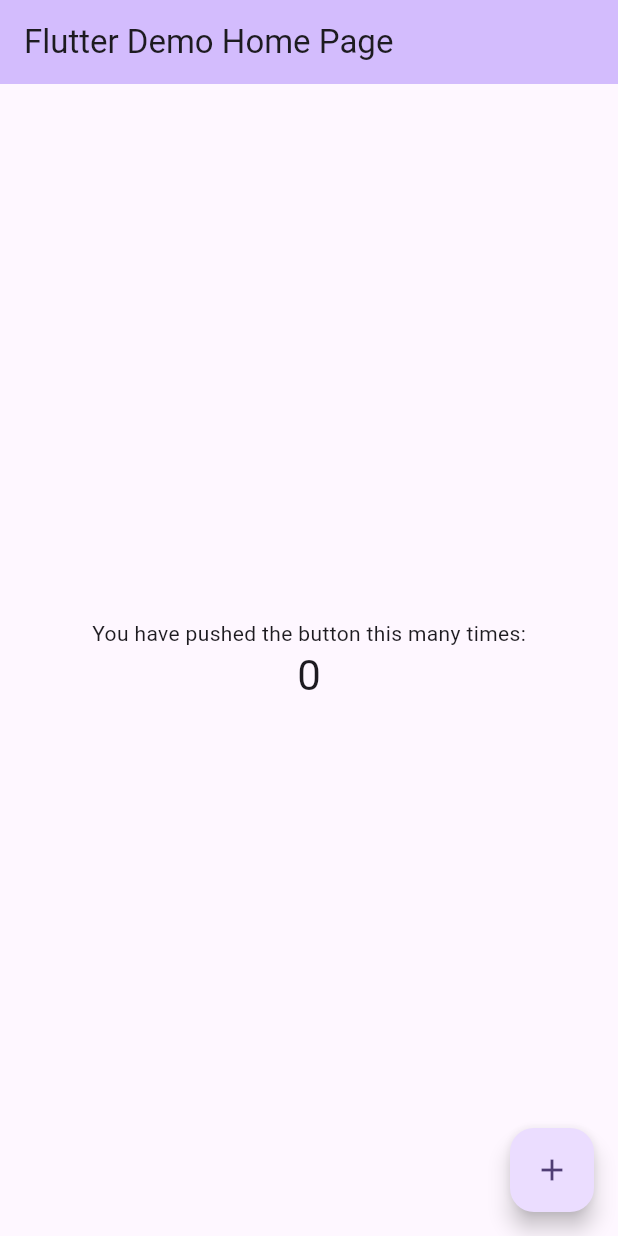
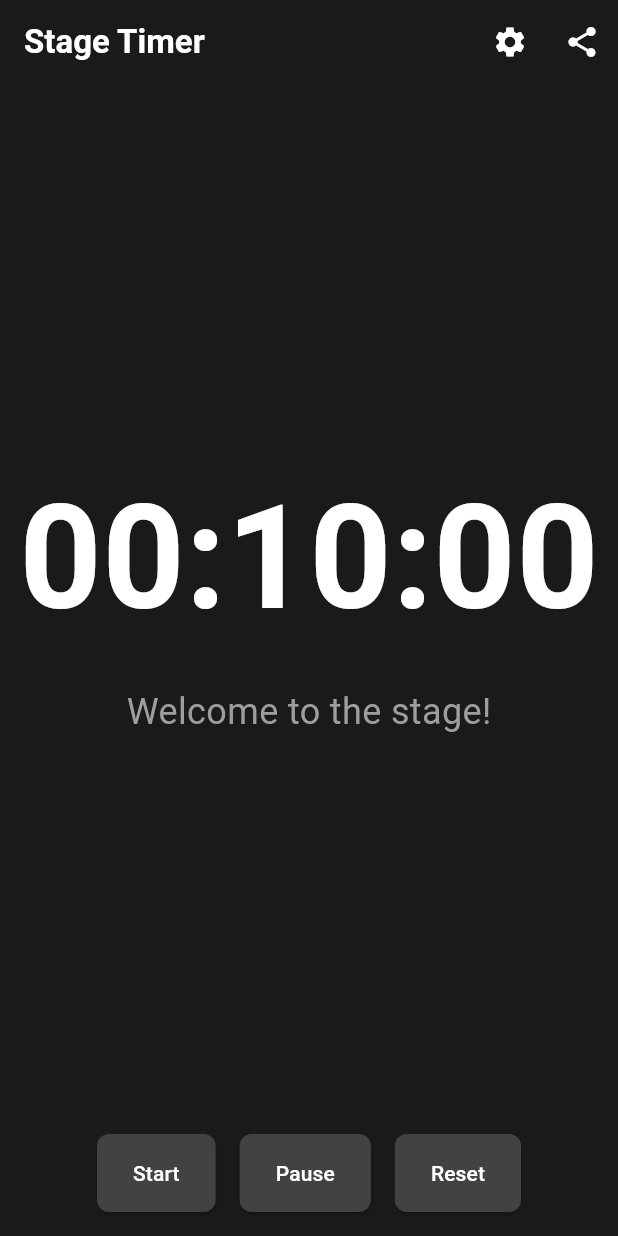
Before and after one commit to could-ai/019a0a69-db89-7cf8-bf4d-b949a19d839a, a Flutter app: the screen it shows after launch, on a phone screen of 412 x 824 dp. Run offline on Flutter 3.47's test engine with Material 3 defaults, Android fonts, the phone set to English and light mode, and no system bars.

Commit message:
I have updated the main application file to set up the core theme and structure for our Stage Timer clone. I've configured a dark theme to match the aesthetic of stagetimer.io, using a specific background color and orange as the primary accent color. The default home page has been replaced with our new `HomeScreen`, which will contain the main timer interface. I also removed the unnecessary default counter code to start with a clean slate.; I have created the foundational UI for the main timer screen, which serves as the core of the application. This new screen establishes the visual layout inspired by stagetimer.io, featuring a large, prominent timer display, a message area, and control buttons for Start, Pause, and Reset. I've also added a basic app bar with placeholders for settings and sharing icons to map out future functionality. This provides the essential structure we will build upon to add timer logic and other features.

```diff
--- a/usr/lib/main.dart
+++ b/usr/lib/main.dart
@@ -1,4 +1,5 @@
 import 'package:flutter/material.dart';
+import 'package:couldai_user_app/screens/home_screen.dart';
 
 void main() {
   runApp(const MyApp());
@@ -7,114 +8,30 @@ void main() {
 class MyApp extends StatelessWidget {
   const MyApp({super.key});
 
-  // This widget is the root of your application.
   @override
   Widget build(BuildContext context) {
     return MaterialApp(
-      title: 'Flutter Demo',
+      title: 'Stage Timer',
       debugShowCheckedModeBanner: false,
-      theme: ThemeData(
-        // This is the theme of your application.
-        //
-        // TRY THIS: Try running your application with "flutter run". You'll see
-        // the application has a purple toolbar. Then, without quitting the app,
-        // try changing the seedColor in the colorScheme below to Colors.green
-        // and then invoke "hot reload" (save your changes or press the "hot
-        // reload" button in a Flutter-supported IDE, or press "r" if you used
-        // the command line to start the app).
-        //
-        // Notice that the counter didn't reset back to zero; the application
-        // state is not lost during the reload. To reset the state, use hot
-        // restart instead.
-        //
-        // This works for code too, not just values: Most code changes can be
-        // tested with just a hot reload.
-        colorScheme: ColorScheme.fromSeed(seedColor: Colors.deepPurple),
+      theme: ThemeData.dark().copyWith(
+        scaffoldBackgroundColor: const Color(0xFF1a1a1a),
+        primaryColor: Colors.orange,
+        colorScheme: const ColorScheme.dark().copyWith(
+          primary: Colors.orange,
+          secondary: Colors.orangeAccent,
+        ),
+        elevatedButtonTheme: ElevatedButtonThemeData(
+          style: ElevatedButton.styleFrom(
+            backgroundColor: Colors.grey[800],
+            foregroundColor: Colors.white,
+            padding: const EdgeInsets.symmetric(horizontal: 24, vertical: 16),
+            shape: RoundedRectangleBorder(
+              borderRadius: BorderRadius.circular(8),
+            ),
+          ),
+        ),
       ),
-      home: const MyHomePage(title: 'Flutter Demo Home Page'),
+      home: const HomeScreen(),
     );
   }
 }
-
-class MyHomePage extends StatefulWidget {
-  const MyHomePage({super.key, required this.title});
-
-  // This widget is the home page of your application. It is stateful, meaning
-  // that it has a State object (defined below) that contains fields that affect
-  // how it looks.
-
-  // This class is the configuration for the state. It holds the values (in this
-  // case the title) provided by the parent (in this case the App widget) and
-  // used by the build method of the State. Fields in a Widget subclass are
-  // always marked "final".
-
-  final String title;
-
-  @override
-  State<MyHomePage> createState() => _MyHomePageState();
-}
-
-class _MyHomePageState extends State<MyHomePage> {
-  int _counter = 0;
-
-  void _incrementCounter() {
-    setState(() {
-      // This call to setState tells the Flutter framework that something has
-      // changed in this State, which causes it to rerun the build method below
-      // so that the display can reflect the updated values. If we changed
-      // _counter without calling setState(), then the build method would not be
-      // called again, and so nothing would appear to happen.
-      _counter++;
-    });
-  }
-
-  @override
-  Widget build(BuildContext context) {
-    // This method is rerun every time setState is called, for instance as done
-    // by the _incrementCounter method above.
-    //
-    // The Flutter framework has been optimized to make rerunning build methods
-    // fast, so that you can just rebuild anything that needs updating rather
-    // than having to individually change instances of widgets.
-    return Scaffold(
-      appBar: AppBar(
-        // TRY THIS: Try changing the color here to a specific color (to
-        // Colors.amber, perhaps?) and trigger a hot reload to see the AppBar
-        // change color while the other colors stay the same.
-        backgroundColor: Theme.of(context).colorScheme.inversePrimary,
-        // Here we take the value from the MyHomePage object that was created by
-        // the App.build method, and use it to set our appbar title.
-        title: Text(widget.title),
-      ),
-      body: Center(
-        // Center is a layout widget. It takes a single child and positions it
-        // in the middle of the parent.
-        child: Column(
-          // Column is also a layout widget. It takes a list of children and
-          // arranges them vertically. By default, it sizes itself to fit its
-          // children horizontally, and tries to be as tall as its parent.
-          //
-          // Column has various properties to control how it sizes itself and
-          // how it positions its children. Here we use mainAxisAlignment to
-          // center the children vertically; the main axis here is the vertical
-          // axis because Columns are vertical (the cross axis would be
-          // horizontal).
-          //
-          // TRY THIS: Invoke "debug painting" (choose the "Toggle Debug Paint"
-          // action in the IDE, or press "p" in the console), to see the
-          // wireframe for each widget.
-          mainAxisAlignment: MainAxisAlignment.center,
-          children: <Widget>[
-            const Text('You have pushed the button this many times:'),
-            Text('$_counter', style: Theme.of(context).textTheme.headlineMedium),
-          ],
-        ),
-      ),
-      floatingActionButton: FloatingActionButton(
-        onPressed: _incrementCounter,
-        tooltip: 'Increment',
-        child: const Icon(Icons.add),
-      ), // This trailing comma makes auto-formatting nicer for build methods.
-    );
-  }
-}
--- /dev/null
+++ b/usr/lib/screens/home_screen.dart
@@ -0,0 +1,90 @@
+import 'package:flutter/material.dart';
+
+class HomeScreen extends StatefulWidget {
+  const HomeScreen({super.key});
+
+  @override
+  State<HomeScreen> createState() => _HomeScreenState();
+}
+
+class _HomeScreenState extends State<HomeScreen> {
+  @override
+  Widget build(BuildContext context) {
+    return Scaffold(
+      appBar: AppBar(
+        backgroundColor: Colors.transparent,
+        elevation: 0,
+        title: const Text('Stage Timer', style: TextStyle(fontWeight: FontWeight.bold)),
+        actions: [
+          IconButton(
+            icon: const Icon(Icons.settings),
+            onPressed: () {
+              // TODO: Implement settings functionality
+            },
+          ),
+          IconButton(
+            icon: const Icon(Icons.share),
+            onPressed: () {
+              // TODO: Implement share functionality
+            },
+          ),
+        ],
+      ),
+      body: Column(
+        mainAxisAlignment: MainAxisAlignment.spaceBetween,
+        children: [
+          // Timer Display
+          const Expanded(
+            child: Center(
+              child: Column(
+                mainAxisAlignment: MainAxisAlignment.center,
+                children: [
+                  Text(
+                    '00:10:00',
+                    style: TextStyle(
+                      fontSize: 96,
+                      fontWeight: FontWeight.bold,
+                      color: Colors.white,
+                    ),
+                  ),
+                  SizedBox(height: 16),
+                  Text(
+                    'Welcome to the stage!',
+                    style: TextStyle(
+                      fontSize: 24,
+                      color: Colors.grey,
+                    ),
+                  ),
+                ],
+              ),
+            ),
+          ),
+
+          // Controls
+          Padding(
+            padding: const EdgeInsets.all(16.0),
+            child: Row(
+              mainAxisAlignment: MainAxisAlignment.center,
+              children: [
+                ElevatedButton(
+                  onPressed: () {},
+                  child: const Text('Start'),
+                ),
+                const SizedBox(width: 16),
+                ElevatedButton(
+                  onPressed: () {},
+                  child: const Text('Pause'),
+                ),
+                const SizedBox(width: 16),
+                ElevatedButton(
+                  onPressed: () {},
+                  child: const Text('Reset'),
+                ),
+              ],
+            ),
+          ),
+        ],
+      ),
+    );
+  }
+}
```
